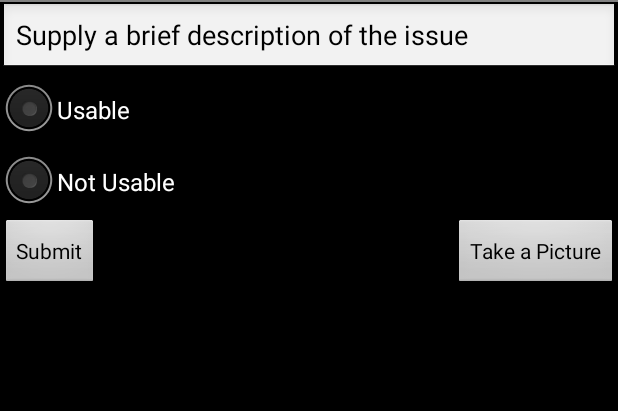
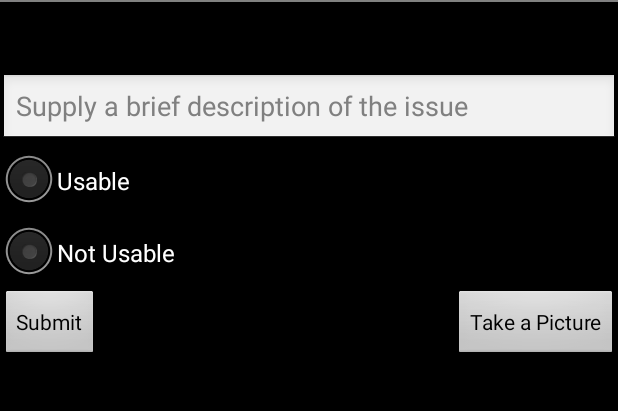
Before and after one commit to sguerrero1971/TeamTaskShare, an Android app: the TaskShareEditActivity screen opened directly, with no data from a screen before it, on a phone screen of 412 x 824 dp, the part 36-447 px from its top. Run offline under Robolectric (Android 15) with nearby library versions, the phone set to English and light mode, and no system bars.

Commit message:
TaskshareEdit is working, I am passing my camera file info back to the checklist and now need to update the currentitem and refresh the adapter and push everything to the datastore

```diff
--- a/app/src/main/AndroidManifest.xml
+++ b/app/src/main/AndroidManifest.xml
@@ -5,6 +5,7 @@
     <uses-permission android:name="android.permission.INTERNET" />
     <uses-permission android:name="android.permission.ACCESS_NETWORK_STATE" />
     <uses-permission android:name="android.permission.CAMERA"/>
+    <uses-permission android:name="android.permission.WRITE_EXTERNAL_STORAGE" />
 
     <application
         android:name=".TaskShareListApplication"
--- a/app/src/main/java/com/sagapp/teamtaskshare/ui/activity/TaskShareEditActivity.java
+++ b/app/src/main/java/com/sagapp/teamtaskshare/ui/activity/TaskShareEditActivity.java
@@ -5,6 +5,9 @@ import android.content.Intent;
 import android.graphics.Bitmap;
 import android.net.Uri;
 import android.os.Bundle;
+import android.os.Environment;
+import android.provider.MediaStore;
+import android.util.Log;
 import android.view.View;
 import android.widget.Button;
 import android.widget.EditText;
@@ -12,83 +15,140 @@ import android.widget.ImageView;
 import android.widget.RadioButton;
 import android.widget.RadioGroup;
 import android.widget.TextView;
+import android.widget.Toast;
 
 import com.sagapp.teamtaskshare.R;
+
+import java.io.File;
+import java.io.IOException;
+import java.text.SimpleDateFormat;
+import java.util.Date;
 
 /**
  * Created by SolarUser on 12/14/2015.
  */
 public class TaskShareEditActivity extends Activity {
 
+    public static EditText mDescrip;
+    private TextView mItemTextView;
+    private static String currentItem;
+    private static int currentPosition;
+    private static String mEdit;
+
     Button cameraButton;
     Button submitButton;
-    public static EditText mEdit;
-    private static String mItem;
     RadioGroup usableNotUsable;
     RadioButton usable;
     RadioButton notUsable;
-    private Uri imageUri;
+
+
+    private static boolean status;
+
     static final int REQUEST_IMAGE_CAPTURE = 1;
-    private static boolean status;
-    private ImageView imageView;
+    private static final String TAG = "TaskShareEditActivity";
+    private Bitmap mImageBitmap;
+    private String mCurrentPhotoPath;
+    private ImageView mImageView;
 
     @Override
     protected void onCreate(Bundle savedInstanceState) {
         super.onCreate(savedInstanceState);
         setContentView(R.layout.activity_edit_taskshare);
-        mItem = String.valueOf((TextView) findViewById(R.id.taskShare_item));
-        this.imageView = (ImageView) this.findViewById(R.id.imageView1);
-        mEdit = (EditText) findViewById(R.id.editText);
+        mItemTextView = (TextView) findViewById(R.id.taskShare_item);
+        this.mImageView = (ImageView) this.findViewById(R.id.imageView1);
+        mDescrip = (EditText) findViewById(R.id.editText);
         cameraButton = (Button) findViewById(R.id.cameraButton);
         submitButton = (Button) findViewById(R.id.submitButton);
         usableNotUsable = (RadioGroup) findViewById(R.id.radioGroup);
         usable = (RadioButton) findViewById(R.id.usable);
         notUsable = (RadioButton) findViewById(R.id.notUsable);
+        mItemTextView.setText(currentItem);
 
         Intent intent = getIntent();
-        mItem = intent.getStringExtra(mItem);
+        currentItem = intent.getStringExtra("currentItem");
+        currentPosition = intent.getIntExtra("position", currentPosition);
 
+        Toast.makeText(TaskShareEditActivity.this, currentItem + currentPosition, Toast.LENGTH_LONG).show();
 
         cameraButton.setOnClickListener(new View.OnClickListener() {
-
             @Override
             public void onClick(View v) {
-                Intent intent = new Intent("MediaStore.ACTION_IMAGE_CAPTURE");
-                if(intent.resolveActivity(getPackageManager()) != null){
-                startActivityForResult(intent, REQUEST_IMAGE_CAPTURE);
+                Intent cameraIntent = new Intent(MediaStore.ACTION_IMAGE_CAPTURE);
+                if (cameraIntent.resolveActivity(getPackageManager()) != null) {
+                    // Create the File where the photo should go
+                    File photoFile = null;
+                    try {
+                        photoFile = createImageFile();
+                    } catch (IOException ex) {
+                        // Error occurred while creating the File
+                        Log.i(TAG, "IOException");
+                    }
+                    // Continue only if the File was successfully created
+                    if (photoFile != null) {
+                        cameraIntent.putExtra(MediaStore.EXTRA_OUTPUT, Uri.fromFile(photoFile));
+                        startActivityForResult(cameraIntent, REQUEST_IMAGE_CAPTURE);
+                    }
+                }
             }
-        }
         });
+
 
         submitButton.setOnClickListener(new View.OnClickListener() {
             @Override
             public void onClick(View v) {
+                mEdit = mDescrip.getText().toString();
+
                 int selectedId = usableNotUsable.getCheckedRadioButtonId();
 
                 if (selectedId == usable.getId()) {
                     status = true;
                 } else if (selectedId == notUsable.getId()) {
                     status = false;
+                } else if (selectedId != notUsable.getId() && selectedId != usable.getId()) {
+                    Toast.makeText(TaskShareEditActivity.this, "Please select either USABLE or NOT USABLE before submitting ", Toast.LENGTH_LONG).show();
+                    return;
                 }
 
-                Intent intent = new Intent();
-                intent.putExtra("mItem", mItem);
-                intent.putExtra("mEdit", mEdit.getText().toString());
-                intent.putExtra("status", status);
-                intent.putExtra("imageUri", imageUri);
-                setResult(RESULT_OK, intent);
+                Intent returnIntent = new Intent();
+                returnIntent.putExtra("currentItem", currentItem);
+                returnIntent.putExtra("mEdit", mEdit);
+                returnIntent.putExtra("status", status);
+                returnIntent.putExtra("imageUri", mCurrentPhotoPath);
+                returnIntent.putExtra("position", currentPosition);
+                setResult(RESULT_OK, returnIntent);
                 TaskShareEditActivity.this.finish();
             }
-
 
 
         });
     }
 
+    private File createImageFile() throws IOException {
+        // Create an image file name
+        String timeStamp = new SimpleDateFormat("yyyyMMdd_HHmmss").format(new Date());
+        String imageFileName = "JPEG_" + timeStamp + "_";
+        File storageDir = Environment.getExternalStoragePublicDirectory(
+                Environment.DIRECTORY_PICTURES);
+        File image = File.createTempFile(
+                imageFileName,  // prefix
+                ".jpg",         // suffix
+                storageDir      // directory
+        );
+
+        // Save a file: path for use with ACTION_VIEW intents
+        mCurrentPhotoPath = "file:" + image.getAbsolutePath();
+        return image;
+    }
+
+    @Override
     protected void onActivityResult(int requestCode, int resultCode, Intent data) {
         if (requestCode == REQUEST_IMAGE_CAPTURE && resultCode == RESULT_OK) {
-            Bitmap photo = (Bitmap) data.getExtras().get("data");
-            imageView.setImageBitmap(photo);
+            try {
+                mImageBitmap = MediaStore.Images.Media.getBitmap(this.getContentResolver(), Uri.parse(mCurrentPhotoPath));
+                mImageView.setImageBitmap(mImageBitmap);
+            } catch (IOException e) {
+                e.printStackTrace();
+            }
         }
     }
 }
--- a/app/src/main/res/layout/activity_edit_taskshare.xml
+++ b/app/src/main/res/layout/activity_edit_taskshare.xml
@@ -16,27 +16,36 @@
     <TextView
         android:layout_width="match_parent"
         android:layout_height="match_parent"
-        android:id="@+id/taskShare_item"/>
+        android:id="@+id/taskShare_item"
+        android:fontFamily="sans-serif"
+        android:textSize="20sp"
+        android:layout_marginLeft="20dp"
+        android:layout_marginRight="20dp"
+        android:layout_alignParentTop="true"
+        android:layout_alignBottom="@+id/taskShare_title"
+        android:layout_alignEnd="@+id/cameraButton"
+        android:layout_alignParentStart="true" />
 
     <EditText
         android:layout_width="wrap_content"
         android:layout_height="wrap_content"
         android:id="@+id/editText"
+        android:hint="@string/issue_description"
+        android:inputType="text"
+        android:layout_below="@+id/taskShare_item"
         android:layout_alignParentStart="true"
-        android:layout_alignParentEnd="true"
-        android:text="@string/issue_description"
-        android:inputType="text" />
+        android:layout_alignParentEnd="true" />
 
     <RadioGroup
         android:layout_width="wrap_content"
         android:layout_height="wrap_content"
+        android:id="@+id/radioGroup"
         android:layout_below="@+id/editText"
-        android:layout_alignParentStart="true"
-        android:id="@+id/radioGroup">
+        android:layout_alignParentStart="true">
 
         <RadioButton
-            android:layout_width="wrap_content"
-            android:layout_height="wrap_content"
+            android:layout_width="match_parent"
+            android:layout_height="match_parent"
             android:text="Usable"
             android:id="@+id/usable"
             android:checked="false" />
@@ -62,17 +71,17 @@
         android:layout_height="wrap_content"
         android:text="@string/camera_button"
         android:id="@+id/cameraButton"
-        android:layout_below="@+id/radioGroup"
+        android:layout_alignTop="@+id/submitButton"
         android:layout_alignParentEnd="true" />
 
     <ImageView
         android:layout_width="60dp"
         android:layout_height="60dp"
         android:id="@+id/imageView1"
+        android:contentDescription="@string/camera_image"
         android:layout_below="@+id/submitButton"
+        android:layout_alignParentStart="true"
         android:layout_alignParentBottom="true"
-        android:layout_alignParentEnd="true"
-        android:layout_alignParentStart="true"
-        android:contentDescription="@string/camera_image" />
+        android:layout_alignParentEnd="true" />
 
 </RelativeLayout>
```
Also changed, not shown: app/src/main/java/com/sagapp/teamtaskshare/ui/activity/CheckListActivity.java (+23 -26 lines).
